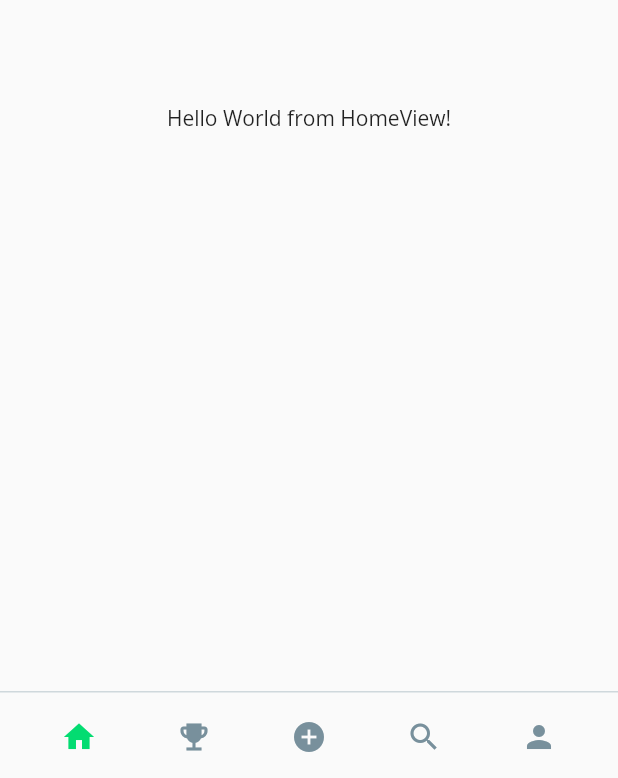
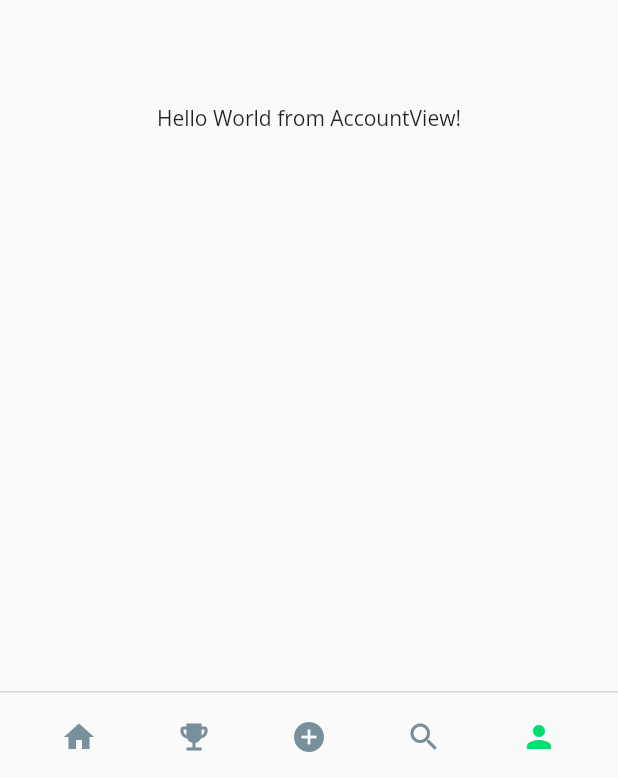
Before and after one commit to Eco-Gest/Frontend-Flutter, a Flutter app: the HomeView screen opened by its route, after a tap on the "person" icon, on a phone screen of 412 x 824 dp. Shown: the part 455-1233 px from the top of the screen. Run offline on Flutter 3.47's test engine with Material 2 defaults, Android fonts, the phone set to English and light mode, and no system bars; our stand-ins replace flutter_bloc, go_router, google_fonts.

Commit message:
:sparkles: [58-us1-f3-page-profil-infos-utilisateur] : create account view

```diff
--- a/ecogest_front/lib/core/router.dart
+++ b/ecogest_front/lib/core/router.dart
@@ -1,9 +1,11 @@
 
+import 'package:ecogest_front/views/account_view.dart';
 import 'package:flutter/material.dart';
 import 'package:go_router/go_router.dart';
 
 import '../views/login_view.dart';
 import '../views/home_view.dart';
+import '../views/account_view.dart';
 
 abstract class AppRouter {
 
@@ -20,6 +22,11 @@ abstract class AppRouter {
         name: HomeView.name,
         builder: (context, state) => const HomeView(),
       ),
+      GoRoute(
+        path: '/account',
+        name: AccountView.name,
+        builder: (context, state) => const AccountView(),
+      ),
     ]
   );
 }
--- /dev/null
+++ b/ecogest_front/lib/views/account_view.dart
@@ -0,0 +1,19 @@
+import 'package:flutter/material.dart';
+import 'package:go_router/go_router.dart';
+import 'package:ecogest_front/widgets/bottom_bar.dart';
+
+class AccountView extends StatelessWidget {
+  const AccountView({super.key});
+
+  static String name = 'account';
+
+  @override
+  Widget build(BuildContext context) {
+    return Scaffold(
+      bottomNavigationBar: AppBarFooter(),
+      body: Center(
+        child: Text('Hello World from AccountView!'),
+      ),
+    );
+  }
+}
--- a/ecogest_front/lib/widgets/bottom_bar.dart
+++ b/ecogest_front/lib/widgets/bottom_bar.dart
@@ -1,8 +1,10 @@
 
+import 'package:ecogest_front/views/account_view.dart';
 import 'package:flutter/material.dart';
 import 'package:go_router/go_router.dart';
 import 'package:ecogest_front/assets/ecogest_theme.dart';
 import 'package:ecogest_front/views/home_view.dart';
+import 'package:ecogest_front/views/account_view.dart';
 
 
 
@@ -64,10 +66,12 @@ class AppBarFooter extends StatelessWidget {
           ),
           IconButton(
             icon: const Icon(Icons.person),
-            color: Colors.blueGrey.shade400,
-            tooltip: 'Your profile',
+            color:  ( _getCurrentRoute(context) == "/" + AccountView.name
+                ? EcogestTheme.primary
+                : Colors.blueGrey.shade400),
+            tooltip: 'Your Account',
             onPressed: () {
-              debugPrint('profile');
+              GoRouter.of(context).pushNamed(AccountView.name);
             },
           )
         ],
```
Also changed, not shown: ecogest_front/pubspec.lock.
